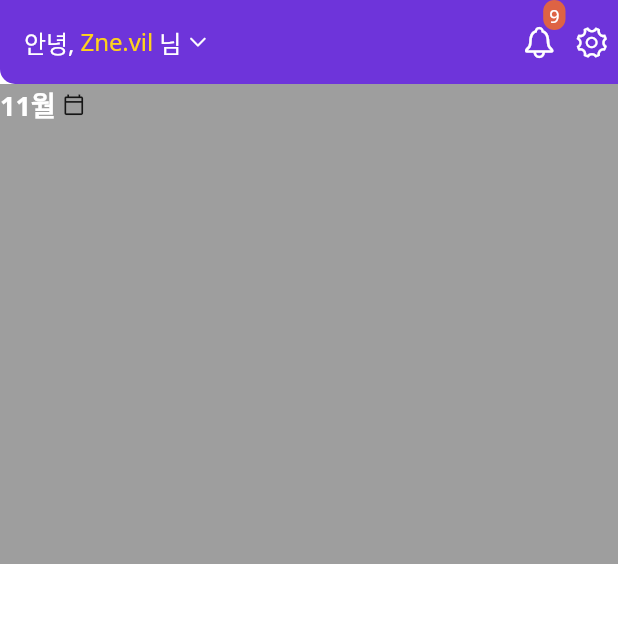
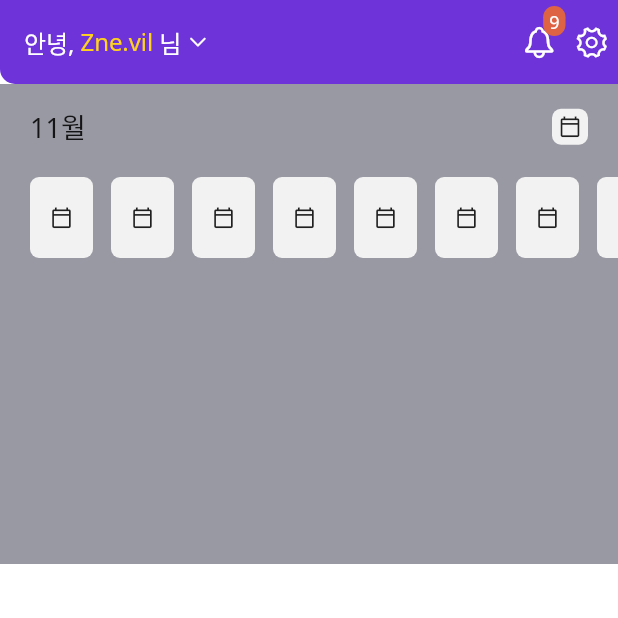
Before and after one commit to Lee-na-yun/final5th-project-frontend, a Flutter app: the MyHomePage screen opened directly, on a phone screen of 412 x 824 dp, the top half of it. Run offline on Flutter 3.47's test engine with Material 2 defaults, Android fonts, the phone set to English and light mode, and no system bars; our stand-ins replace cloud_firestore, firebase_core, flutter_riverpod, get, google_fonts, syncfusion_flutter_datepicker; accounts and stored records are empty.

Commit message:
[ Merge ] Home topic v2 - SW

```diff
--- a/lib/view/pages/main/home/my_home_page.dart
+++ b/lib/view/pages/main/home/my_home_page.dart
@@ -1,7 +1,9 @@
 import 'package:flutter/cupertino.dart';
 import 'package:flutter/material.dart';
+import 'package:get/get.dart';
 import 'package:riverpod_firestore_steam1/core/theme.dart';
 import 'package:riverpod_firestore_steam1/view/pages/main/components/home_app_bar.dart';
+import 'package:riverpod_firestore_steam1/view/pages/main/home/widget/home_page_top_widget.dart';
 
 class MyHomePage extends StatelessWidget {
   const MyHomePage({Key? key}) : super(key: key);
@@ -10,26 +12,11 @@ class MyHomePage extends StatelessWidget {
   Widget build(BuildContext context) {
     return Scaffold(
       appBar: HomeAppBar(),
-      body: Container(
-        height: 320,
-        color: Colors.grey,
-        child: Column(
-          children: [
-            Row(
-              children: [
-                Text("11월", style: textTheme(color: Color(0xffFFFFFF), weight: FontWeight.bold).headline1),
-                Container(
-                  width: 24,
-                  height: 24,
-                  child: Icon(Icons.calendar_today_outlined, size: 15),
-                  //decoration: BoxDecoration(color: Colors),
-                ),
-              ],
-            )
-          ],
-        ),
+      body: Column(
+        children: [
+          Container(height: 320, color: kchacholGreyColor(), child: HomePageTopWidget()),
+        ],
       ),
     );
-
   }
 }
--- /dev/null
+++ b/lib/view/pages/main/home/widget/home_page_top_widget.dart
@@ -0,0 +1,107 @@
+import 'package:flutter/material.dart';
+import 'package:riverpod_firestore_steam1/core/theme.dart';
+
+class HomePageTopWidget extends StatelessWidget {
+  const HomePageTopWidget({Key? key}) : super(key: key);
+
+  @override
+  Widget build(BuildContext context) {
+    return Column(
+      children: [
+        _buildTopfirstline(),
+        Container(
+          padding: EdgeInsets.only(left: 20),
+          margin: EdgeInsets.symmetric(vertical: 20.0),
+          height: 54.0,
+          child: ListView.builder(
+            itemCount: 8,
+            scrollDirection: Axis.horizontal,
+            itemBuilder: (context, index) => Container(
+              padding: EdgeInsets.only(right: 12),
+              child: Container(
+                //padding: EdgeInsets.only(right: 12),
+                alignment: Alignment.center,
+                width: 42,
+                child: Icon(Icons.calendar_today_outlined, size: 15),
+                decoration: BoxDecoration(
+                  color: klightGreyColor(),
+                  borderRadius: BorderRadius.circular(6),
+                ),
+              ),
+            ),
+          ),
+        )
+      ],
+    );
+  }
+
+  Widget _buildHorizontalList() {
+    return Container(
+      padding: EdgeInsets.only(left: 20),
+      margin: EdgeInsets.symmetric(vertical: 20.0),
+      height: 54.0,
+      child: ListView(
+        scrollDirection: Axis.horizontal,
+        children: <Widget>[
+          Container(
+            width: 42.0,
+            color: Colors.red,
+          ),
+          Container(
+            width: 42.0,
+            color: Colors.blue,
+          ),
+          Container(
+            width: 42.0,
+            color: Colors.green,
+          ),
+          Container(
+            width: 42.0,
+            color: Colors.yellow,
+          ),
+          Container(
+            width: 42.0,
+            color: Colors.orange,
+          )
+        ],
+      ),
+    );
+  }
+
+  Widget _buildTopfirstline() {
+    return Padding(
+      padding: const EdgeInsets.only(left: 20, right: 20, top: 15),
+      child: Row(
+        mainAxisAlignment: MainAxisAlignment.spaceBetween,
+        //아래 버튼은 추후에 DropDown 버튼 추가할지 고민
+        children: [_buildMonthDropdown(), _buildCelendarbutton()],
+      ),
+    );
+  }
+
+  Widget _buildCelendarbutton() {
+    return InkWell(
+      onTap: () {
+        print("클릭 됨 달력 아이콘");
+      },
+      child: Container(
+        alignment: Alignment.center,
+        width: 24,
+        height: 24,
+        child: Icon(Icons.calendar_today_outlined, size: 15),
+        decoration: BoxDecoration(
+          color: klightGreyColor(),
+          borderRadius: BorderRadius.circular(6),
+        ),
+      ),
+    );
+  }
+
+  Widget _buildMonthDropdown() {
+    return InkWell(
+        onTap: () {
+          print("클릭 됨 11월 버튼");
+        },
+        child: Text("11월", style: textTheme().headline1));
+  }
+}
--- a/lib/view/pages/main/login/components/custom_form.dart
+++ b/lib/view/pages/main/login/components/custom_form.dart
@@ -16,7 +16,7 @@ class CustomForm extends StatelessWidget {
           "${text}",
           style: GoogleFonts.notoSans(
             fontWeight: FontWeight.w700,
-            color: kGreyColor(),
+            color: klightGreyColor(),
             textStyle: textTheme().bodyText1,
           ),
         ),
--- a/lib/view/pages/main/main_page.dart
+++ b/lib/view/pages/main/main_page.dart
@@ -1,8 +1,9 @@
 import 'package:flutter/material.dart';
 import 'package:riverpod_firestore_steam1/core/theme.dart';
+import 'mypage/mypage_main_page.dart';
 import 'package:riverpod_firestore_steam1/view/pages/main/chat/chat_page.dart';
 import 'package:riverpod_firestore_steam1/view/pages/main/home/my_home_page.dart';
-import 'package:riverpod_firestore_steam1/view/pages/main/mypage/mypage_main_page.dart';
+
 
 class MainPage extends StatefulWidget {
   const MainPage({Key? key}) : super(key: key);
@@ -21,6 +22,7 @@ class _MainPageState extends State<MainPage> {
         index: _selectedIndex,
         children: [
           MyHomePage(),
+          ChatRoomPage(),
           ChatPage(),
           Center(child: Text("WritePage")),
           Center(child: Text("SearchPage")),
--- a/lib/view/pages/main/widgets/k_stack_icon.dart
+++ b/lib/view/pages/main/widgets/k_stack_icon.dart
@@ -31,7 +31,7 @@ class KStackIcon extends StatelessWidget {
             ),
             if (notificationCount != '0')
               Positioned(
-                top: 0,
+                top: 4,
                 right: 0,
                 child: Container(
                   padding: EdgeInsets.symmetric(horizontal: 4, vertical: 2),
--- a/pubspec.yaml
+++ b/pubspec.yaml
@@ -40,6 +40,7 @@ dependencies:
   #keyboard_visibility: ^0.5.6
   cupertino_icons: ^1.0.2
   syncfusion_flutter_datepicker: ^20.3.59
+
 
 dev_dependencies:
   flutter_test:
```
Also changed, not shown: lib/view/pages/main/home/widget/test_sliver.dart (added, +81 -0 lines), pubspec.lock.
